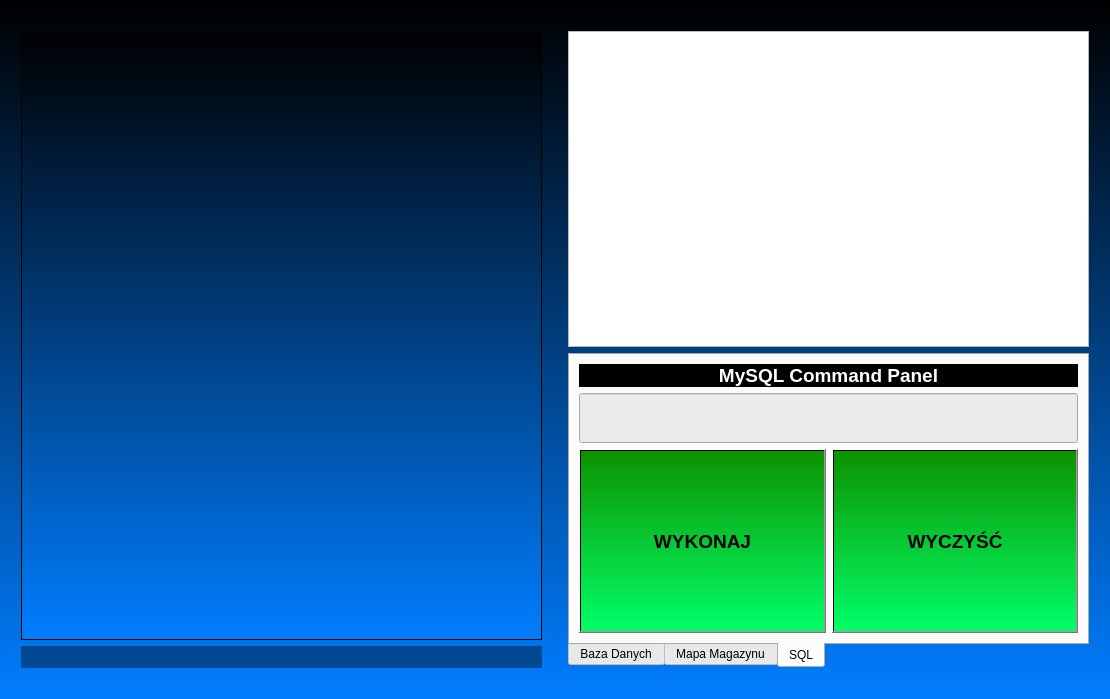
The window that ShoppedOUT/magazyn.ui (Filemon279/ProjektCpp) describes before a commit, drawn with Qt 5.
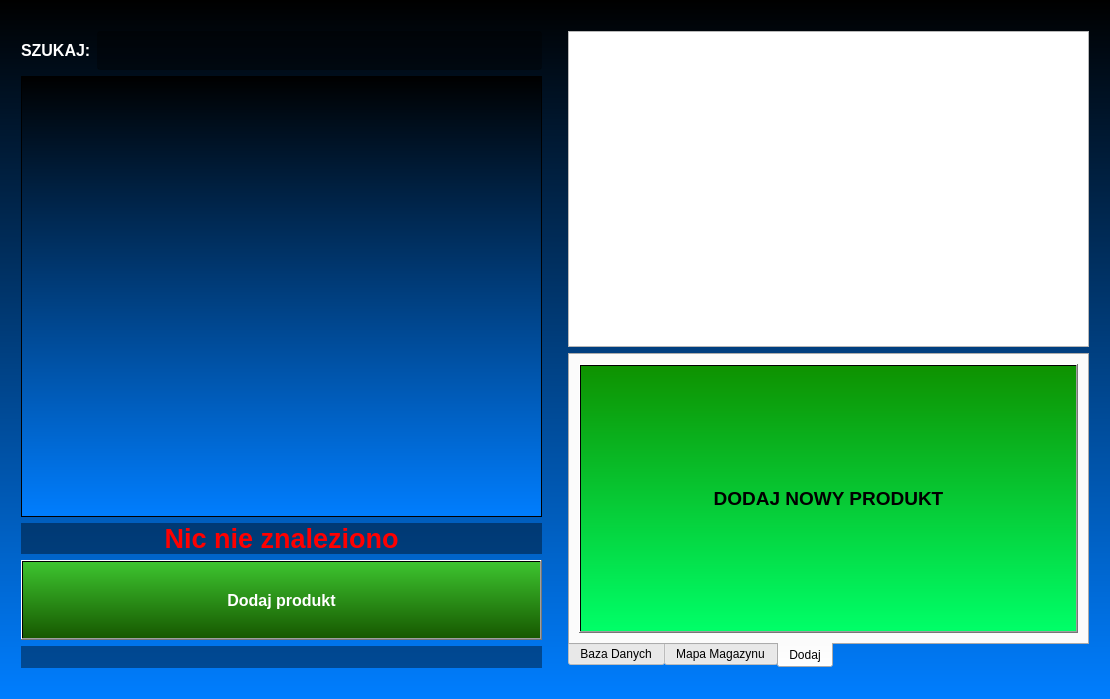
The same window after the commit. The open tabs and pages were chosen to show the change. Icons and pictures are not drawn. Custom widgets are drawn as their Qt base class.

Commit message: Poprawna lokalizacja produktów 2D 1.0. Komunikat o niezapisanych zmianach. WYSZUKIWARKA w magazynie. Dodawanie gdy brak.

The edit to the form file:
```diff
--- a/ShoppedOUT/magazyn.ui
+++ b/ShoppedOUT/magazyn.ui
@@ -34,6 +34,49 @@
      <property name="bottomMargin">
       <number>20</number>
      </property>
+     <item>
+      <layout class="QHBoxLayout" name="horizontalLayout">
+       <item>
+        <widget class="QLabel" name="label_2">
+         <property name="font">
+          <font>
+           <family>Arial</family>
+           <pointsize>12</pointsize>
+           <weight>75</weight>
+           <bold>true</bold>
+          </font>
+         </property>
+         <property name="styleSheet">
+          <string notr="true">color:white</string>
+         </property>
+         <property name="text">
+          <string>SZUKAJ:</string>
+         </property>
+        </widget>
+       </item>
+       <item>
+        <widget class="QLineEdit" name="lineEdit_szukaj">
+         <property name="font">
+          <font>
+           <family>Arial</family>
+           <pointsize>20</pointsize>
+           <weight>75</weight>
+           <bold>true</bold>
+          </font>
+         </property>
+         <property name="styleSheet">
+          <string notr="true">background-color: rgba(0, 0, 0, 90);color:white</string>
+         </property>
+         <property name="text">
+          <string/>
+         </property>
+         <property name="alignment">
+          <set>Qt::AlignCenter</set>
+         </property>
+        </widget>
+       </item>
+      </layout>
+     </item>
      <item>
       <widget class="QTableWidget" name="Asortyment">
        <property name="font">
@@ -56,6 +99,55 @@
        </property>
       </widget>
      </item>
+     <item>
+      <layout class="QVBoxLayout" name="verticalLayout_3">
+       <item>
+        <widget class="QLabel" name="label_nieZnaleziono">
+         <property name="font">
+          <font>
+           <family>Arial</family>
+           <pointsize>20</pointsize>
+           <weight>75</weight>
+           <bold>true</bold>
+          </font>
+         </property>
+         <property name="styleSheet">
+          <string notr="true">color:red;background-color: rgba(0,0,0,100);</string>
+         </property>
+         <property name="text">
+          <string>Nic nie znaleziono</string>
+         </property>
+         <property name="alignment">
+          <set>Qt::AlignCenter</set>
+         </property>
+        </widget>
+       </item>
+       <item>
+        <widget class="QPushButton" name="pushButton_dodajProdukt">
+         <property name="minimumSize">
+          <size>
+           <width>0</width>
+           <height>80</height>
+          </size>
+         </property>
+         <property name="font">
+          <font>
+           <family>Arial</family>
+           <pointsize>12</pointsize>
+           <weight>75</weight>
+           <bold>true</bold>
+          </font>
+         </property>
+         <property name="styleSheet">
+          <string notr="true">background-color: qlineargradient(spread:pad, x1:0, y1:0, x2:0, y2:1, stop:0 rgba(61, 196, 47, 255), stop:1 rgba(23, 88, 0, 255));color:white</string>
+         </property>
+         <property name="text">
+          <string>Dodaj produkt</string>
+         </property>
+        </widget>
+       </item>
+      </layout>
+     </item>
      <item>
       <widget class="QLabel" name="label_info">
        <property name="font">
@@ -375,31 +467,12 @@
        </widget>
        <widget class="QWidget" name="tab_3">
         <attribute name="title">
-         <string>SQL</string>
+         <string>Dodaj</string>
         </attribute>
         <layout class="QGridLayout" name="gridLayout_2">
-         <item row="1" column="0" colspan="2">
-          <widget class="QLineEdit" name="lineEdit">
+         <item row="0" column="0">
+          <widget class="QPushButton" name="pushButton_dodaj_nowy">
            <property name="sizePolicy">
-            <sizepolicy hsizetype="Expanding" vsizetype="Preferred">
-             <horstretch>0</horstretch>
-             <verstretch>0</verstretch>
-            </sizepolicy>
-           </property>
-           <property name="minimumSize">
-            <size>
-             <width>0</width>
-             <height>50</height>
-            </size>
-           </property>
-           <property name="styleSheet">
-            <string notr="true">background-color: rgb(235, 235, 235);</string>
-           </property>
-          </widget>
-         </item>
-         <item row="2" column="0">
-          <widget class="QPushButton" name="pushButton_5">
-           <property name="sizePolicy">
             <sizepolicy hsizetype="Minimum" vsizetype="Expanding">
              <horstretch>0</horstretch>
              <verstretch>0</verstretch>
@@ -417,53 +490,7 @@
             <string notr="true">background-color: qlineargradient(spread:pad, x1:0, y1:0, x2:0, y2:1, stop:0 rgba(14, 146, 0, 255), stop:1 rgba(0, 255, 104, 255));</string>
            </property>
            <property name="text">
-            <string>WYKONAJ</string>
-           </property>
-          </widget>
-         </item>
-         <item row="2" column="1">
-          <widget class="QPushButton" name="pushButton_6">
-           <property name="sizePolicy">
-            <sizepolicy hsizetype="Minimum" vsizetype="Expanding">
-             <horstretch>0</horstretch>
-             <verstretch>0</verstretch>
-            </sizepolicy>
-           </property>
-           <property name="font">
-            <font>
-             <family>Arial</family>
-             <pointsize>14</pointsize>
-             <weight>75</weight>
-             <bold>true</bold>
-            </font>
-           </property>
-           <property name="styleSheet">
-            <string notr="true">background-color: qlineargradient(spread:pad, x1:0, y1:0, x2:0, y2:1, stop:0 rgba(14, 146, 0, 255), stop:1 rgba(0, 255, 104, 255));</string>
-           </property>
-           <property name="text">
-            <string>WYCZYŚĆ</string>
-           </property>
-          </widget>
-         </item>
-         <item row="0" column="0" colspan="2">
-          <widget class="QLabel" name="label">
-           <property name="font">
-            <font>
-             <family>Arial</family>
-             <pointsize>14</pointsize>
-             <weight>75</weight>
-             <bold>true</bold>
-            </font>
-           </property>
-           <property name="styleSheet">
-            <string notr="true">COLOR:WHITE;
-background-color: rgb(0, 0, 0);</string>
-           </property>
-           <property name="text">
-            <string>MySQL Command Panel</string>
-           </property>
-           <property name="alignment">
-            <set>Qt::AlignCenter</set>
+            <string>DODAJ NOWY PRODUKT</string>
            </property>
           </widget>
          </item>
```
The commit also changes 17 other files.
